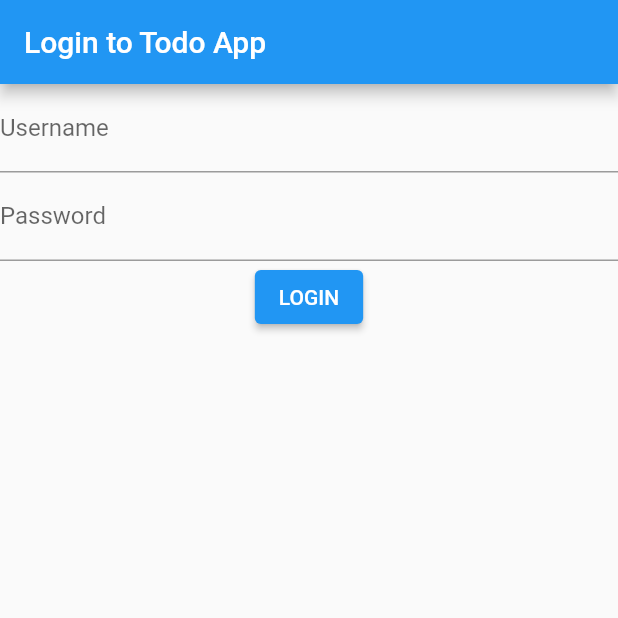
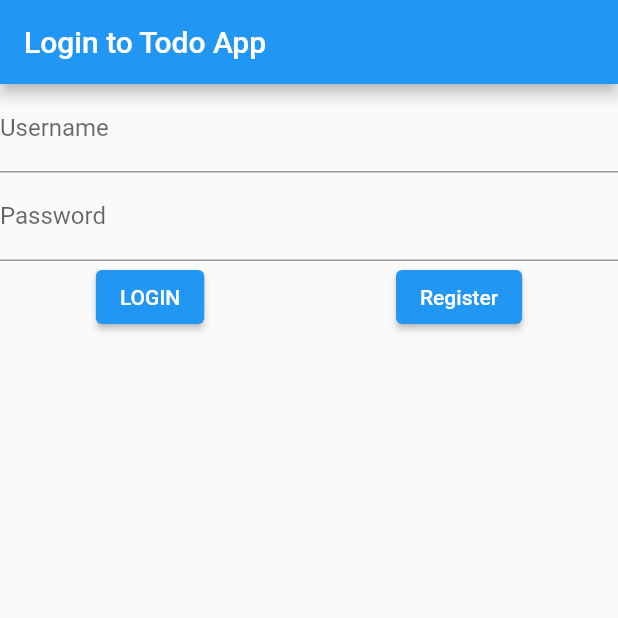
Before and after one commit to BolotKyzy/todo_hive_bloc, a Flutter app: the screen it shows after launch, on a phone screen of 412 x 824 dp, the top half of it. Run offline on Flutter 3.47's test engine with Material 2 defaults, Android fonts, the phone set to English and light mode, and no system bars; our stand-ins replace bloc, equatable, flutter_bloc, hive_flutter; accounts and stored records are empty.

Commit message:
Added register functionality

```diff
--- a/lib/home/bloc/home_event.dart
+++ b/lib/home/bloc/home_event.dart
@@ -20,3 +20,14 @@ class RegisterServiceEvent extends HomeEvent {
   @override
   List<Object?> get props => [];
 }
+
+class RegisterAccountEvent extends HomeEvent {
+  final String username;
+  final String password;
+
+  RegisterAccountEvent(this.username, this.password);
+
+  @override
+  // TODO: implement props
+  List<Object?> get props => [username, password];
+}
--- a/lib/home/bloc/home_state.dart
+++ b/lib/home/bloc/home_state.dart
@@ -5,10 +5,11 @@ abstract class HomeState extends Equatable {
 }
 
 class HomeInitial extends HomeState {
-  HomeInitial();
+  final String? error;
+  HomeInitial({this.error});
 
   @override
-  List<Object?> get props => [];
+  List<Object?> get props => [error];
 }
 
 class SuccesfullLoginState extends HomeState {
--- a/lib/home/home.dart
+++ b/lib/home/home.dart
@@ -29,6 +29,14 @@ class HomePage extends StatelessWidget {
           }
         }), builder: (context, state) {
           if (state is HomeInitial) {
+            if (state.error != null) {
+              showDialog(
+                  context: context,
+                  builder: (context) => AlertDialog(
+                        title: Text('Error'),
+                        content: Text(state.error!),
+                      ));
+            }
             return Column(
               children: [
                 TextField(
@@ -40,10 +48,22 @@ class HomePage extends StatelessWidget {
                   decoration: InputDecoration(labelText: 'Password'),
                   controller: passwordField,
                 ),
-                ElevatedButton(
-                    onPressed: () => BlocProvider.of<HomeBloc>(context).add(
-                        LoginEvent(usernameField.text, passwordField.text)),
-                    child: Text('LOGIN'))
+                Row(
+                  mainAxisAlignment: MainAxisAlignment.spaceAround,
+                  children: [
+                    ElevatedButton(
+                        onPressed: () => BlocProvider.of<HomeBloc>(context).add(
+                            LoginEvent(usernameField.text, passwordField.text)),
+                        child: Text('LOGIN')),
+                    ElevatedButton(
+                        onPressed: () {
+                          BlocProvider.of<HomeBloc>(context).add(
+                              RegisterAccountEvent(
+                                  usernameField.text, passwordField.text));
+                        },
+                        child: Text('Register'))
+                  ],
+                )
               ],
             );
           }
```
Also changed, not shown: lib/home/bloc/home_bloc.dart (+16 -1 lines), lib/services/authentication.dart (+18 -0 lines).
